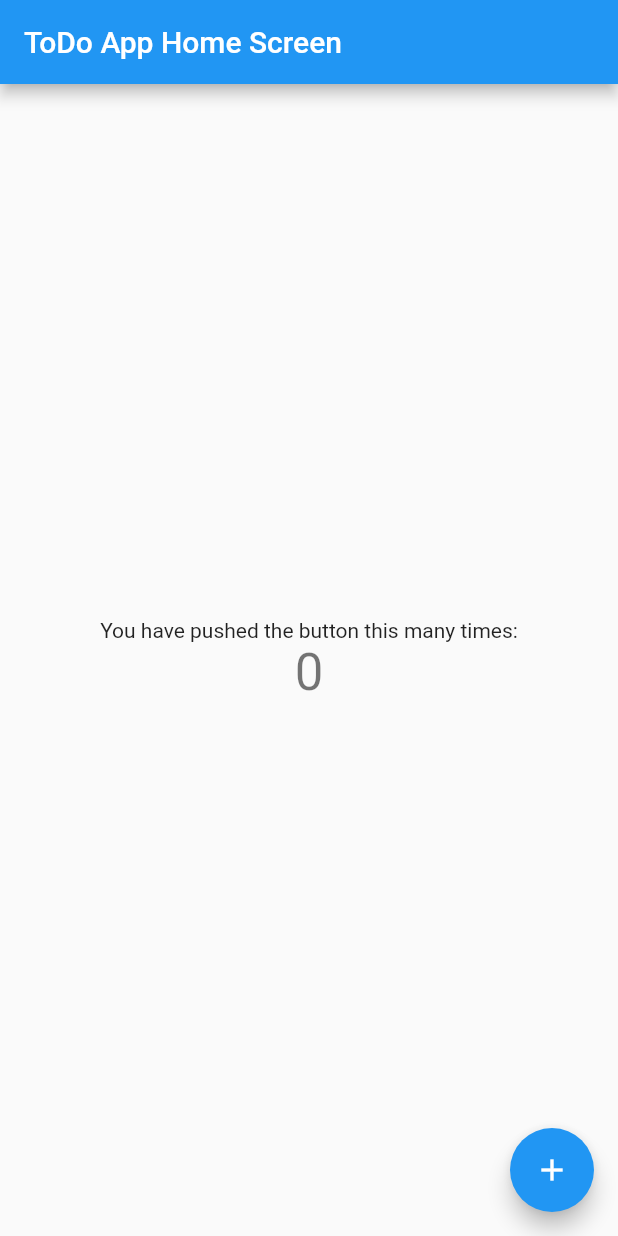
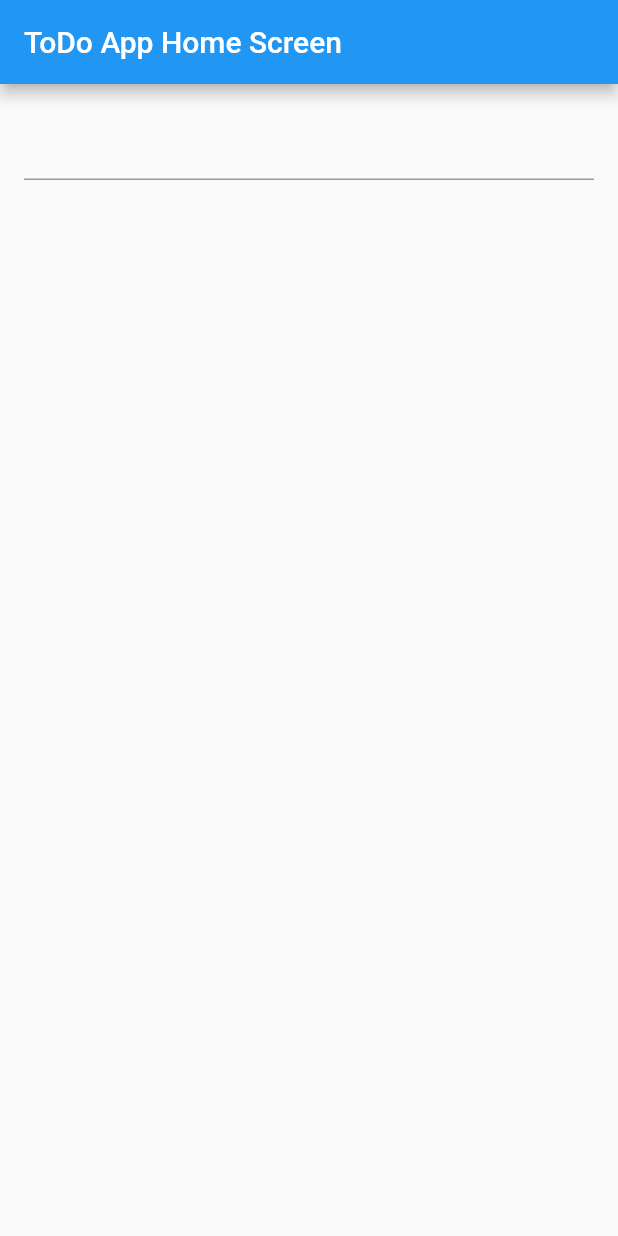
Before and after one commit to ykatakuri/todo_app, a Flutter app: the screen it shows after launch, on a phone screen of 412 x 824 dp. Run offline on Flutter 3.47's test engine with Material 2 defaults, Android fonts, the phone set to English and light mode, and no system bars.

Commit message:
refactor: add TextFormField to type the todo

```diff
--- a/lib/home_screen.dart
+++ b/lib/home_screen.dart
@@ -10,38 +10,22 @@ class HomeScreen extends StatefulWidget {
 }
 
 class _HomeScreenState extends State<HomeScreen> {
-  int _counter = 0;
-
-  void _incrementCounter() {
-    setState(() {
-      _counter++;
-    });
-  }
-
   @override
   Widget build(BuildContext context) {
     return Scaffold(
       appBar: AppBar(
         title: Text(widget.title),
       ),
-      body: Center(
-        child: Column(
-          mainAxisAlignment: MainAxisAlignment.center,
-          children: <Widget>[
-            const Text(
-              'You have pushed the button this many times:',
-            ),
-            Text(
-              '$_counter',
-              style: Theme.of(context).textTheme.headlineMedium,
-            ),
+      body: Padding(
+        padding: const EdgeInsets.symmetric(
+          horizontal: 16,
+          vertical: 16,
+        ),
+        child: ListView(
+          children: [
+            TextFormField(),
           ],
         ),
-      ),
-      floatingActionButton: FloatingActionButton(
-        onPressed: _incrementCounter,
-        tooltip: 'Increment',
-        child: const Icon(Icons.add),
       ),
     );
   }
```
